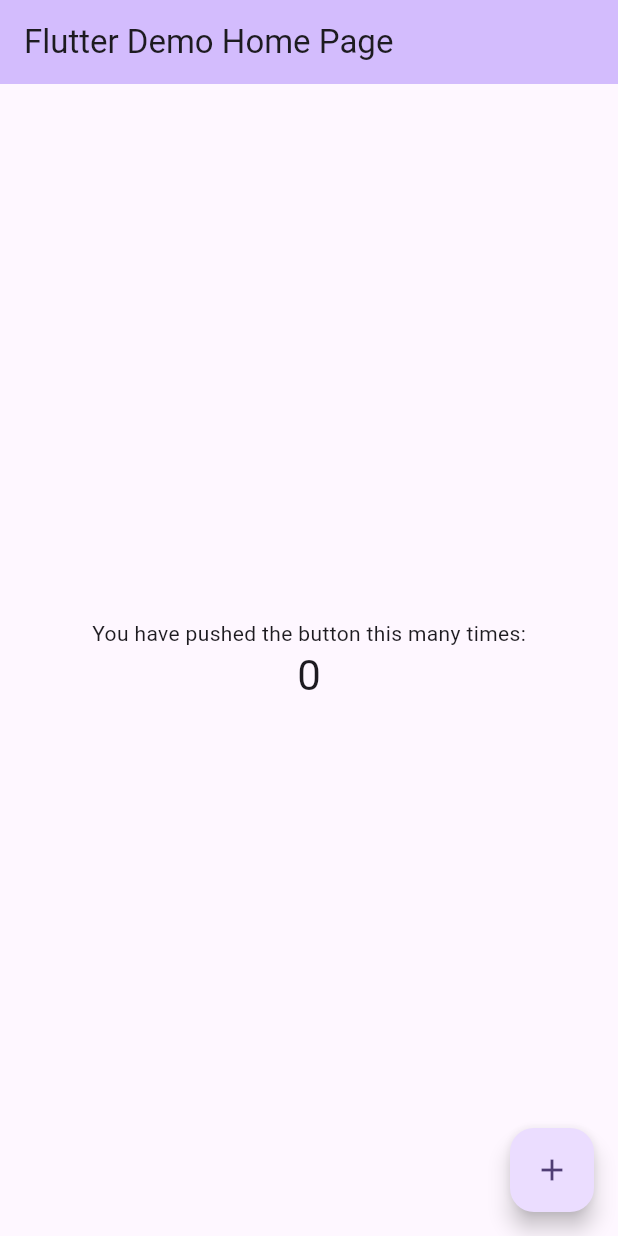
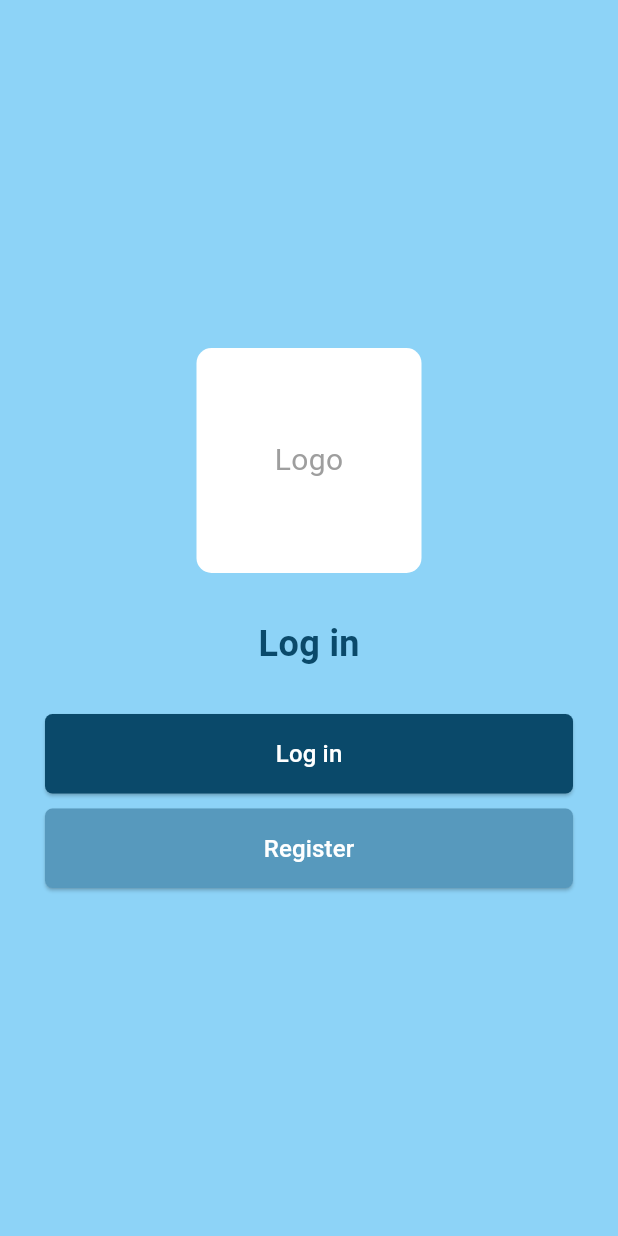
Before and after one commit to Maruuji24/water_fh, a Flutter app: the screen it shows after launch, on a phone screen of 412 x 824 dp. Run offline on Flutter 3.47's test engine with Material 3 defaults, Android fonts, the phone set to English and light mode, and no system bars.

Commit message:
โครงสร้างของlogin พร้อมทั้งกำหนด main ให้ไปที่หน้า login ก่อน

```diff
--- a/lib/login.dart
+++ b/lib/login.dart
@@ -0,0 +1,101 @@
+import 'package:flutter/material.dart';
+
+class LoginScreen extends StatefulWidget {
+  @override
+  _LoginScreenState createState() => _LoginScreenState();
+}
+
+class _LoginScreenState extends State<LoginScreen> {
+  @override
+  Widget build(BuildContext context) {
+    return Scaffold(
+      body: Container(
+        color: Color(0xFF8DD3F7), // Light blue background color
+        width: double.infinity,
+        padding: EdgeInsets.symmetric(horizontal: 30),
+        child: Column(
+          mainAxisAlignment: MainAxisAlignment.center,
+          crossAxisAlignment: CrossAxisAlignment.center,
+          children: [
+            // Logo area
+            Container(
+              width: 150,
+              height: 150,
+              margin: EdgeInsets.only(bottom: 30),
+              decoration: BoxDecoration(
+                color: Colors.white,
+                borderRadius: BorderRadius.circular(10),
+              ),
+              // This is a placeholder for your logo image
+              // You can replace it with Image.asset() or Image.network()
+              child: Center(
+                child: Text(
+                  "Logo",
+                  style: TextStyle(
+                    color: Colors.grey,
+                    fontSize: 20,
+                  ),
+                ),
+              ),
+            ),
+
+            Text(
+              "Log in",
+              style: TextStyle(
+                color: Color(0xFF0A496A),
+                fontSize: 24,
+                fontWeight: FontWeight.bold,
+              ),
+            ),
+            SizedBox(height: 30),
+            Container(
+              width: double.infinity,
+              child: ElevatedButton(
+                onPressed: () {
+                  // กดแล้วไปไหน
+                },
+                style: ElevatedButton.styleFrom(
+                  backgroundColor: Color(0xFF0A496A),
+                  padding: EdgeInsets.symmetric(vertical: 15),
+                  shape: RoundedRectangleBorder(
+                    borderRadius: BorderRadius.circular(5),
+                  ),
+                ),
+                child: Text(
+                  "Log in",
+                  style: TextStyle(
+                    color: Colors.white,
+                    fontSize: 16,
+                  ),
+                ),
+              ),
+            ),
+            SizedBox(height: 10), //เว้นบรรทัดนะอันนี้
+            Container(
+              width: double.infinity,
+              child: ElevatedButton(
+                onPressed: () {
+                  // กดละไปไหนดี
+                },
+                style: ElevatedButton.styleFrom(
+                  backgroundColor: Color(0xFF5799BD),
+                  padding: EdgeInsets.symmetric(vertical: 15),
+                  shape: RoundedRectangleBorder(
+                    borderRadius: BorderRadius.circular(5),
+                  ),
+                ),
+                child: Text(
+                  "Register",
+                  style: TextStyle(
+                    color: Colors.white,
+                    fontSize: 16,
+                  ),
+                ),
+              ),
+            ),
+          ],
+        ),
+      ),
+    );
+  }
+}
--- a/lib/main.dart
+++ b/lib/main.dart
@@ -1,125 +1,8 @@
 import 'package:flutter/material.dart';
+import 'login.dart';
 
 void main() {
-  runApp(const MyApp());
+  runApp(MaterialApp(
+    home: LoginScreen(), // เรียกใช้ HomeScreen
+  ));
 }
-
-class MyApp extends StatelessWidget {
-  const MyApp({super.key});
-
-  // This widget is the root of your application.
-  @override
-  Widget build(BuildContext context) {
-    return MaterialApp(
-      title: 'Flutter Demo',
-      theme: ThemeData(
-        // This is the theme of your application.
-        //
-        // TRY THIS: Try running your application with "flutter run". You'll see
-        // the application has a purple toolbar. Then, without quitting the app,
-        // try changing the seedColor in the colorScheme below to Colors.green
-        // and then invoke "hot reload" (save your changes or press the "hot
-        // reload" button in a Flutter-supported IDE, or press "r" if you used
-        // the command line to start the app).
-        //
-        // Notice that the counter didn't reset back to zero; the application
-        // state is not lost during the reload. To reset the state, use hot
-        // restart instead.
-        //
-        // This works for code too, not just values: Most code changes can be
-        // tested with just a hot reload.
-        colorScheme: ColorScheme.fromSeed(seedColor: Colors.deepPurple),
-        useMaterial3: true,
-      ),
-      home: const MyHomePage(title: 'Flutter Demo Home Page'),
-    );
-  }
-}
-
-class MyHomePage extends StatefulWidget {
-  const MyHomePage({super.key, required this.title});
-
-  // This widget is the home page of your application. It is stateful, meaning
-  // that it has a State object (defined below) that contains fields that affect
-  // how it looks.
-
-  // This class is the configuration for the state. It holds the values (in this
-  // case the title) provided by the parent (in this case the App widget) and
-  // used by the build method of the State. Fields in a Widget subclass are
-  // always marked "final".
-
-  final String title;
-
-  @override
-  State<MyHomePage> createState() => _MyHomePageState();
-}
-
-class _MyHomePageState extends State<MyHomePage> {
-  int _counter = 0;
-
-  void _incrementCounter() {
-    setState(() {
-      // This call to setState tells the Flutter framework that something has
-      // changed in this State, which causes it to rerun the build method below
-      // so that the display can reflect the updated values. If we changed
-      // _counter without calling setState(), then the build method would not be
-      // called again, and so nothing would appear to happen.
-      _counter++;
-    });
-  }
-
-  @override
-  Widget build(BuildContext context) {
-    // This method is rerun every time setState is called, for instance as done
-    // by the _incrementCounter method above.
-    //
-    // The Flutter framework has been optimized to make rerunning build methods
-    // fast, so that you can just rebuild anything that needs updating rather
-    // than having to individually change instances of widgets.
-    return Scaffold(
-      appBar: AppBar(
-        // TRY THIS: Try changing the color here to a specific color (to
-        // Colors.amber, perhaps?) and trigger a hot reload to see the AppBar
-        // change color while the other colors stay the same.
-        backgroundColor: Theme.of(context).colorScheme.inversePrimary,
-        // Here we take the value from the MyHomePage object that was created by
-        // the App.build method, and use it to set our appbar title.
-        title: Text(widget.title),
-      ),
-      body: Center(
-        // Center is a layout widget. It takes a single child and positions it
-        // in the middle of the parent.
-        child: Column(
-          // Column is also a layout widget. It takes a list of children and
-          // arranges them vertically. By default, it sizes itself to fit its
-          // children horizontally, and tries to be as tall as its parent.
-          //
-          // Column has various properties to control how it sizes itself and
-          // how it positions its children. Here we use mainAxisAlignment to
-          // center the children vertically; the main axis here is the vertical
-          // axis because Columns are vertical (the cross axis would be
-          // horizontal).
-          //
-          // TRY THIS: Invoke "debug painting" (choose the "Toggle Debug Paint"
-          // action in the IDE, or press "p" in the console), to see the
-          // wireframe for each widget.
-          mainAxisAlignment: MainAxisAlignment.center,
-          children: <Widget>[
-            const Text(
-              'You have pushed the button this many times:',
-            ),
-            Text(
-              '$_counter',
-              style: Theme.of(context).textTheme.headlineMedium,
-            ),
-          ],
-        ),
-      ),
-      floatingActionButton: FloatingActionButton(
-        onPressed: _incrementCounter,
-        tooltip: 'Increment',
-        child: const Icon(Icons.add),
-      ), // This trailing comma makes auto-formatting nicer for build methods.
-    );
-  }
-}
```
Also changed, not shown: pubspec.lock.
